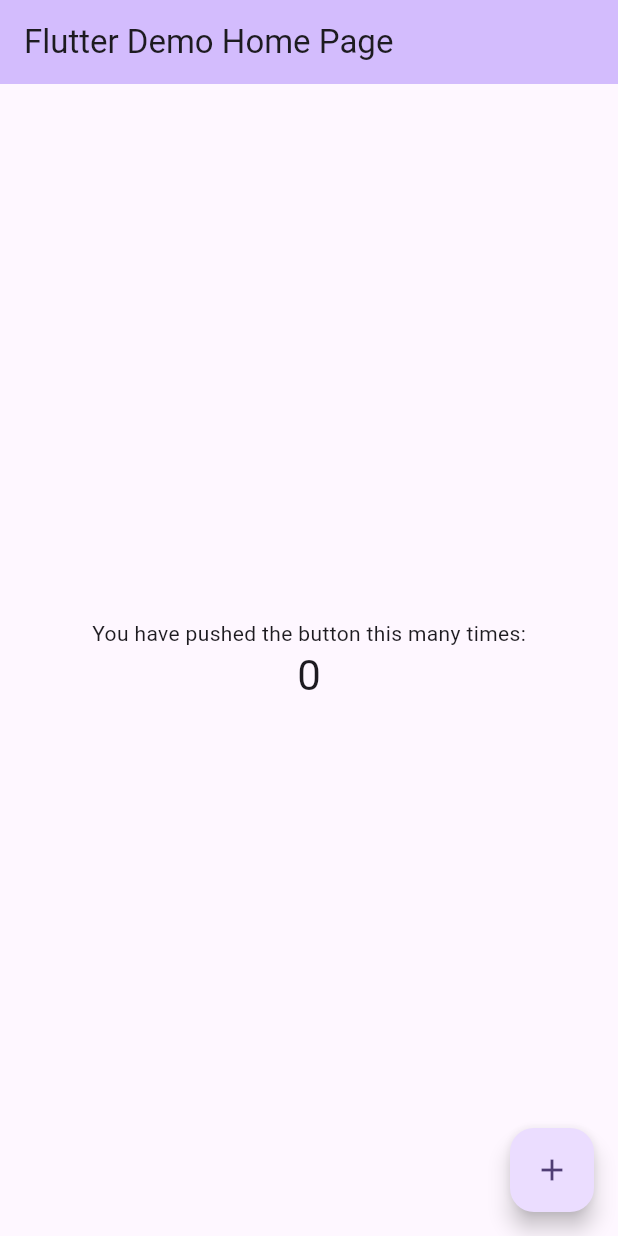
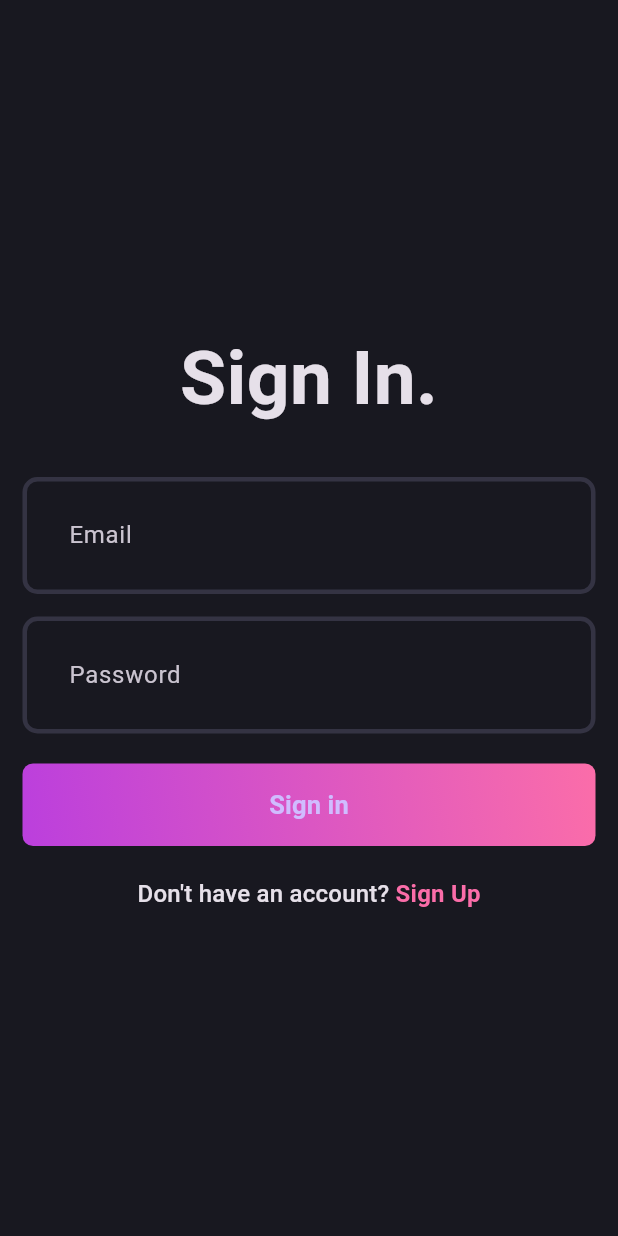
Before and after one commit to joshuapurbaa/blog-app, a Flutter app: the screen it shows after launch, on a phone screen of 412 x 824 dp. Run offline on Flutter 3.47's test engine with Material 3 defaults, Android fonts, the phone set to English and light mode, and no system bars; our stand-ins replace flutter_bloc.

Commit message:
Add new theme and authentication widgets

```diff
--- /dev/null
+++ b/lib/core/theme/app_pallete.dart
@@ -0,0 +1,13 @@
+import 'package:flutter/material.dart';
+
+class AppPallete {
+  static const Color backgroundColor = Color.fromRGBO(24, 24, 32, 1);
+  static const Color gradient1 = Color.fromRGBO(187, 63, 221, 1);
+  static const Color gradient2 = Color.fromRGBO(251, 109, 169, 1);
+  static const Color gradient3 = Color.fromRGBO(255, 159, 124, 1);
+  static const Color borderColor = Color.fromRGBO(52, 51, 67, 1);
+  static const Color whiteColor = Colors.white;
+  static const Color greyColor = Colors.grey;
+  static const Color errorColor = Colors.redAccent;
+  static const Color transparentColor = Colors.transparent;
+}
--- /dev/null
+++ b/lib/core/theme/app_theme.dart
@@ -0,0 +1,32 @@
+import 'package:blog_app/core/theme/app_pallete.dart';
+import 'package:flutter/material.dart';
+
+class AppTheme {
+  static _border([Color color = AppPallete.borderColor]) => OutlineInputBorder(
+        borderSide: BorderSide(
+          color: color,
+          width: 3,
+        ),
+        borderRadius: BorderRadius.circular(10),
+      );
+
+  static final darkThemeMode = ThemeData.dark().copyWith(
+    scaffoldBackgroundColor: AppPallete.backgroundColor,
+    appBarTheme: const AppBarTheme(
+      backgroundColor: AppPallete.backgroundColor,
+    ),
+    chipTheme: const ChipThemeData(
+      color: MaterialStatePropertyAll(
+        AppPallete.backgroundColor,
+      ),
+      side: BorderSide.none,
+    ),
+    inputDecorationTheme: InputDecorationTheme(
+      contentPadding: const EdgeInsets.all(27),
+      border: _border(),
+      enabledBorder: _border(),
+      focusedBorder: _border(AppPallete.gradient2),
+      errorBorder: _border(AppPallete.errorColor),
+    ),
+  );
+}
--- /dev/null
+++ b/lib/features/auth/presentation/pages/login_page.dart
@@ -0,0 +1,95 @@
+import 'package:blog_app/core/theme/app_pallete.dart';
+import 'package:blog_app/features/auth/presentation/widgets/auth_field.dart';
+import 'package:blog_app/features/auth/presentation/widgets/auth_gradient_button.dart';
+import 'package:flutter/material.dart';
+
+class LoginPage extends StatefulWidget {
+  const LoginPage({super.key});
+
+  @override
+  State<LoginPage> createState() => _LoginPageState();
+}
+
+class _LoginPageState extends State<LoginPage> {
+  final TextEditingController _emailController = TextEditingController();
+  final TextEditingController _passwordController = TextEditingController();
+  final formKey = GlobalKey<FormState>();
+
+  @override
+  void dispose() {
+    _emailController.dispose();
+    _passwordController.dispose();
+    super.dispose();
+  }
+
+  @override
+  Widget build(BuildContext context) {
+    return Scaffold(
+      body: Padding(
+        padding: const EdgeInsets.all(15.0),
+        child: Form(
+          key: formKey,
+          child: Column(
+            mainAxisAlignment: MainAxisAlignment.center,
+            children: [
+              const Text(
+                'Sign In.',
+                style: TextStyle(
+                  fontSize: 50,
+                  fontWeight: FontWeight.bold,
+                ),
+              ),
+              const SizedBox(height: 30),
+              AuthField(
+                hintText: 'Email',
+                controller: _emailController,
+              ),
+              const SizedBox(height: 15),
+              AuthField(
+                hintText: 'Password',
+                controller: _passwordController,
+                isObscureText: true,
+              ),
+              const SizedBox(height: 20),
+              AuthGradientButton(
+                buttonText: 'Sign in',
+                onPressed: () {
+                  // if (formKey.currentState!.validate()) {
+                  //   context.read<AuthBloc>().add(
+                  //         AuthLogin(
+                  //           email: _emailController.text.trim(),
+                  //           password: _passwordController.text.trim(),
+                  //         ),
+                  //       );
+                  // }
+                },
+              ),
+              const SizedBox(height: 20),
+              GestureDetector(
+                onTap: () {
+                  // Navigator.push(context, SignUpPage.route());
+                },
+                child: RichText(
+                  text: TextSpan(
+                    text: 'Don\'t have an account? ',
+                    style: Theme.of(context).textTheme.titleMedium,
+                    children: [
+                      TextSpan(
+                        text: 'Sign Up',
+                        style:
+                            Theme.of(context).textTheme.titleMedium?.copyWith(
+                                  color: AppPallete.gradient2,
+                                  fontWeight: FontWeight.bold,
+                                ),
+                      ),
+                    ],
+                  ),
+                ),
+              ),
+            ],
+          ),
+        ),
+      ),
+    );
+  }
+}
--- /dev/null
+++ b/lib/features/auth/presentation/widgets/auth_field.dart
@@ -0,0 +1,30 @@
+import 'package:flutter/material.dart';
+
+class AuthField extends StatelessWidget {
+  final String hintText;
+  final TextEditingController controller;
+  final bool isObscureText;
+  const AuthField({
+    super.key,
+    required this.hintText,
+    required this.controller,
+    this.isObscureText = false,
+  });
+
+  @override
+  Widget build(BuildContext context) {
+    return TextFormField(
+      controller: controller,
+      decoration: InputDecoration(
+        hintText: hintText,
+      ),
+      validator: (value) {
+        if (value!.isEmpty) {
+          return "$hintText is missing!";
+        }
+        return null;
+      },
+      obscureText: isObscureText,
+    );
+  }
+}
--- /dev/null
+++ b/lib/features/auth/presentation/widgets/auth_gradient_button.dart
@@ -0,0 +1,45 @@
+import 'package:blog_app/core/theme/app_pallete.dart';
+import 'package:flutter/material.dart';
+
+class AuthGradientButton extends StatelessWidget {
+  final String buttonText;
+  final VoidCallback onPressed;
+  const AuthGradientButton({
+    super.key,
+    required this.buttonText,
+    required this.onPressed,
+  });
+
+  @override
+  Widget build(BuildContext context) {
+    return Container(
+      decoration: BoxDecoration(
+        gradient: const LinearGradient(
+          colors: [
+            AppPallete.gradient1,
+            AppPallete.gradient2,
+            // AppPallete.gradient3,
+          ],
+          begin: Alignment.bottomLeft,
+          end: Alignment.topRight,
+        ),
+        borderRadius: BorderRadius.circular(7),
+      ),
+      child: ElevatedButton(
+        onPressed: onPressed,
+        style: ElevatedButton.styleFrom(
+          fixedSize: const Size(395, 55),
+          backgroundColor: AppPallete.transparentColor,
+          shadowColor: AppPallete.transparentColor,
+        ),
+        child: Text(
+          buttonText,
+          style: const TextStyle(
+            fontSize: 17,
+            fontWeight: FontWeight.w600,
+          ),
+        ),
+      ),
+    );
+  }
+}
--- a/lib/main.dart
+++ b/lib/main.dart
@@ -1,125 +1,28 @@
+import 'package:blog_app/core/theme/app_theme.dart';
+import 'package:blog_app/features/auth/presentation/pages/login_page.dart';
 import 'package:flutter/material.dart';
 
 void main() {
-  runApp(const MyApp());
+  runApp(
+    const App(),
+  );
 }
 
-class MyApp extends StatelessWidget {
-  const MyApp({super.key});
+class App extends StatefulWidget {
+  const App({super.key});
 
-  // This widget is the root of your application.
+  @override
+  State<App> createState() => _AppState();
+}
+
+class _AppState extends State<App> {
   @override
   Widget build(BuildContext context) {
     return MaterialApp(
-      title: 'Flutter Demo',
-      theme: ThemeData(
-        // This is the theme of your application.
-        //
-        // TRY THIS: Try running your application with "flutter run". You'll see
-        // the application has a purple toolbar. Then, without quitting the app,
-        // try changing the seedColor in the colorScheme below to Colors.green
-        // and then invoke "hot reload" (save your changes or press the "hot
-        // reload" button in a Flutter-supported IDE, or press "r" if you used
-        // the command line to start the app).
-        //
-        // Notice that the counter didn't reset back to zero; the application
-        // state is not lost during the reload. To reset the state, use hot
-        // restart instead.
-        //
-        // This works for code too, not just values: Most code changes can be
-        // tested with just a hot reload.
-        colorScheme: ColorScheme.fromSeed(seedColor: Colors.deepPurple),
-        useMaterial3: true,
-      ),
-      home: const MyHomePage(title: 'Flutter Demo Home Page'),
+      debugShowCheckedModeBanner: false,
+      title: 'Blog App',
+      theme: AppTheme.darkThemeMode,
+      home: const LoginPage(),
     );
   }
 }
-
-class MyHomePage extends StatefulWidget {
-  const MyHomePage({super.key, required this.title});
-
-  // This widget is the home page of your application. It is stateful, meaning
-  // that it has a State object (defined below) that contains fields that affect
-  // how it looks.
-
-  // This class is the configuration for the state. It holds the values (in this
-  // case the title) provided by the parent (in this case the App widget) and
-  // used by the build method of the State. Fields in a Widget subclass are
-  // always marked "final".
-
-  final String title;
-
-  @override
-  State<MyHomePage> createState() => _MyHomePageState();
-}
-
-class _MyHomePageState extends State<MyHomePage> {
-  int _counter = 0;
-
-  void _incrementCounter() {
-    setState(() {
-      // This call to setState tells the Flutter framework that something has
-      // changed in this State, which causes it to rerun the build method below
-      // so that the display can reflect the updated values. If we changed
-      // _counter without calling setState(), then the build method would not be
-      // called again, and so nothing would appear to happen.
-      _counter++;
-    });
-  }
-
-  @override
-  Widget build(BuildContext context) {
-    // This method is rerun every time setState is called, for instance as done
-    // by the _incrementCounter method above.
-    //
-    // The Flutter framework has been optimized to make rerunning build methods
-    // fast, so that you can just rebuild anything that needs updating rather
-    // than having to individually change instances of widgets.
-    return Scaffold(
-      appBar: AppBar(
-        // TRY THIS: Try changing the color here to a specific color (to
-        // Colors.amber, perhaps?) and trigger a hot reload to see the AppBar
-        // change color while the other colors stay the same.
-        backgroundColor: Theme.of(context).colorScheme.inversePrimary,
-        // Here we take the value from the MyHomePage object that was created by
-        // the App.build method, and use it to set our appbar title.
-        title: Text(widget.title),
-      ),
-      body: Center(
-        // Center is a layout widget. It takes a single child and positions it
-        // in the middle of the parent.
-        child: Column(
-          // Column is also a layout widget. It takes a list of children and
-          // arranges them vertically. By default, it sizes itself to fit its
-          // children horizontally, and tries to be as tall as its parent.
-          //
-          // Column has various properties to control how it sizes itself and
-          // how it positions its children. Here we use mainAxisAlignment to
-          // center the children vertically; the main axis here is the vertical
-          // axis because Columns are vertical (the cross axis would be
-          // horizontal).
-          //
-          // TRY THIS: Invoke "debug painting" (choose the "Toggle Debug Paint"
-          // action in the IDE, or press "p" in the console), to see the
-          // wireframe for each widget.
-          mainAxisAlignment: MainAxisAlignment.center,
-          children: <Widget>[
-            const Text(
-              'You have pushed the button this many times:',
-            ),
-            Text(
-              '$_counter',
-              style: Theme.of(context).textTheme.headlineMedium,
-            ),
-          ],
-        ),
-      ),
-      floatingActionButton: FloatingActionButton(
-        onPressed: _incrementCounter,
-        tooltip: 'Increment',
-        child: const Icon(Icons.add),
-      ), // This trailing comma makes auto-formatting nicer for build methods.
-    );
-  }
-}
```
Also changed, not shown: 1 other file.
